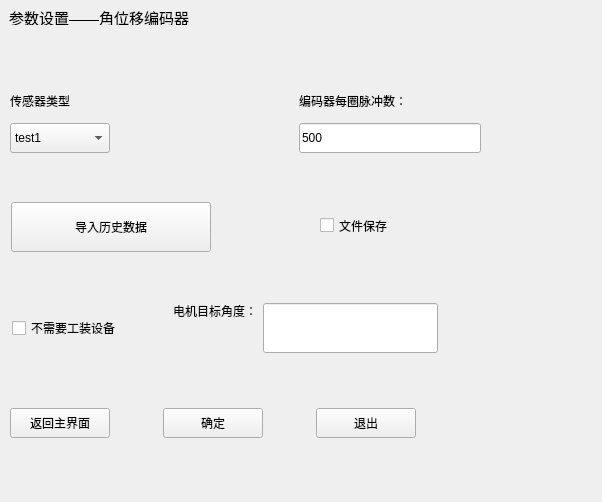
The window that ui_param/paramwin_angleencoder.ui (Dirck-YHP/Proj_sensor_detect) describes before a commit, drawn with Qt 5.
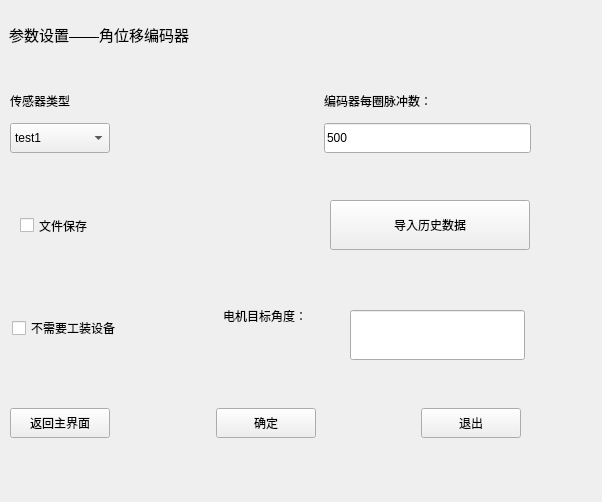
The same window after the commit.

The edit to the form file:
```diff
--- a/ui_param/paramwin_angleencoder.ui
+++ b/ui_param/paramwin_angleencoder.ui
@@ -18,8 +18,8 @@
     <rect>
      <x>9</x>
      <y>9</y>
-     <width>180</width>
-     <height>16</height>
+     <width>281</width>
+     <height>50</height>
     </rect>
    </property>
    <property name="maximumSize">
@@ -40,8 +40,8 @@
   <widget class="QPushButton" name="btn_load_data">
    <property name="geometry">
     <rect>
-     <x>11</x>
-     <y>202</y>
+     <x>330</x>
+     <y>200</y>
      <width>200</width>
      <height>50</height>
     </rect>
@@ -59,8 +59,8 @@
   <widget class="QLineEdit" name="lineE_target_angle">
    <property name="geometry">
     <rect>
-     <x>263</x>
-     <y>303</y>
+     <x>350</x>
+     <y>310</y>
      <width>175</width>
      <height>50</height>
     </rect>
@@ -78,10 +78,10 @@
   <widget class="QLabel" name="label_6">
    <property name="geometry">
     <rect>
-     <x>173</x>
-     <y>303</y>
-     <width>84</width>
-     <height>16</height>
+     <x>223</x>
+     <y>295</y>
+     <width>121</width>
+     <height>41</height>
     </rect>
    </property>
    <property name="text">
@@ -93,7 +93,7 @@
     <rect>
      <x>12</x>
      <y>319</y>
-     <width>109</width>
+     <width>191</width>
      <height>18</height>
     </rect>
    </property>
@@ -104,7 +104,7 @@
   <widget class="QCheckBox" name="cBox_file_save">
    <property name="geometry">
     <rect>
-     <x>320</x>
+     <x>20</x>
      <y>210</y>
      <width>111</width>
      <height>31</height>
@@ -119,7 +119,7 @@
     <rect>
      <x>10</x>
      <y>407</y>
-     <width>406</width>
+     <width>511</width>
      <height>32</height>
     </rect>
    </property>
@@ -196,7 +196,7 @@
     <rect>
      <x>10</x>
      <y>85</y>
-     <width>471</width>
+     <width>521</width>
      <height>71</height>
     </rect>
    </property>
```
